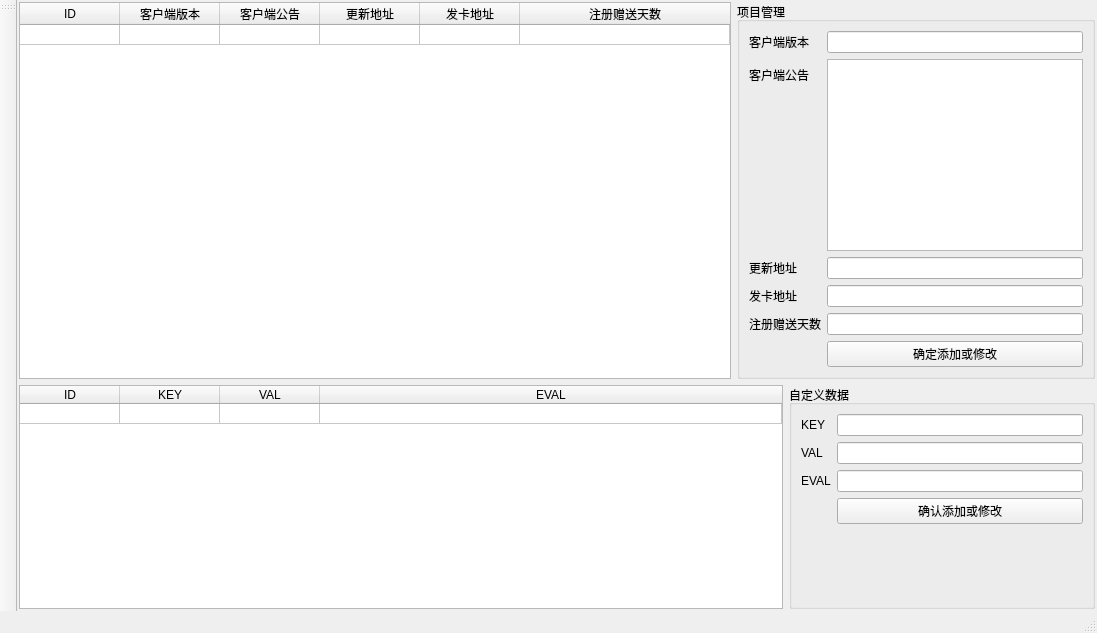
Qt form ui/wnd_server.ui (decenfrontier/PyNetAuth) before a commit.
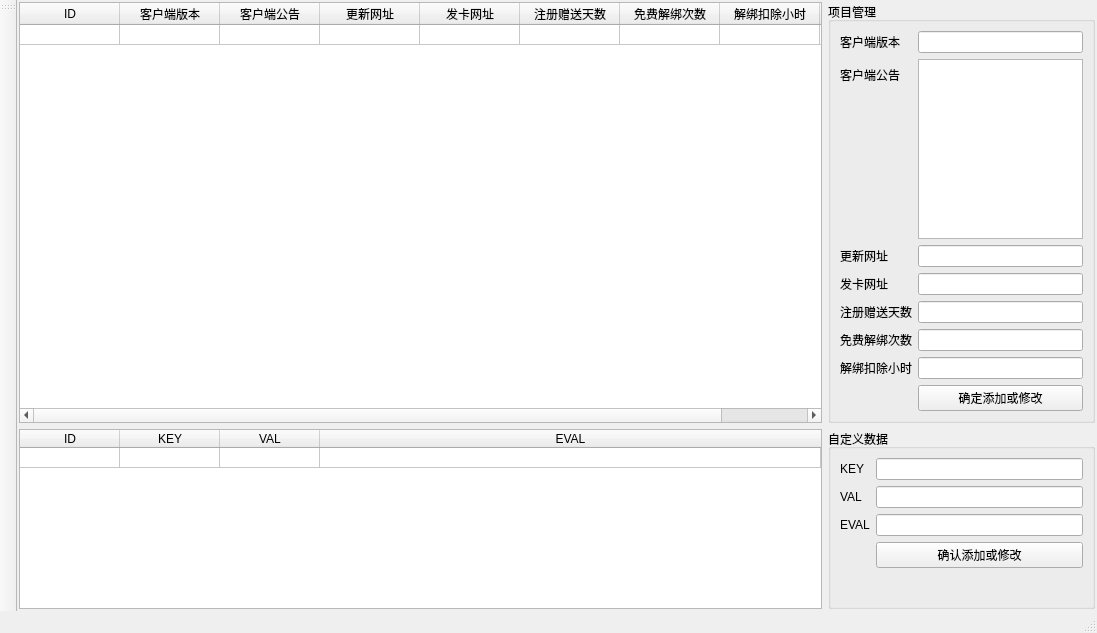
The same form after that commit. The open tabs and pages were chosen to show the change.

What changed in the file:
```diff
--- a/ui/wnd_server.ui
+++ b/ui/wnd_server.ui
@@ -53,7 +53,7 @@
          <number>2</number>
         </property>
         <item>
-         <layout class="QHBoxLayout" name="horizontalLayout" stretch="2,0">
+         <layout class="QHBoxLayout" name="horizontalLayout" stretch="3,1">
           <item>
            <widget class="QTableWidget" name="tbe_proj">
             <attribute name="horizontalHeaderDefaultSectionSize">
@@ -93,12 +93,12 @@
             </column>
             <column>
              <property name="text">
-              <string>更新地址</string>
+              <string>更新网址</string>
              </property>
             </column>
             <column>
              <property name="text">
-              <string>发卡地址</string>
+              <string>发卡网址</string>
              </property>
             </column>
             <column>
@@ -106,6 +106,21 @@
               <string>注册赠送天数</string>
              </property>
             </column>
+            <column>
+             <property name="text">
+              <string>免费解绑次数</string>
+             </property>
+            </column>
+            <column>
+             <property name="text">
+              <string>解绑扣除小时</string>
+             </property>
+            </column>
+            <column>
+             <property name="text">
+              <string>最后修改时间</string>
+             </property>
+            </column>
            </widget>
           </item>
           <item>
@@ -137,7 +152,7 @@
              <item row="2" column="0">
               <widget class="QLabel" name="label_5">
                <property name="text">
-                <string>更新地址</string>
+                <string>更新网址</string>
                </property>
               </widget>
              </item>
@@ -147,7 +162,7 @@
              <item row="3" column="0">
               <widget class="QLabel" name="label_6">
                <property name="text">
-                <string>发卡地址</string>
+                <string>发卡网址</string>
                </property>
               </widget>
              </item>
@@ -164,20 +179,40 @@
              <item row="4" column="1">
               <widget class="QLineEdit" name="edt_proj_reg_gift_day"/>
              </item>
-             <item row="6" column="1">
+             <item row="9" column="1">
               <widget class="QPushButton" name="btn_proj_confirm">
                <property name="text">
                 <string>确定添加或修改</string>
                </property>
               </widget>
              </item>
+             <item row="6" column="1">
+              <widget class="QLineEdit" name="edt_proj_free_unbind_count"/>
+             </item>
+             <item row="6" column="0">
+              <widget class="QLabel" name="label_11">
+               <property name="text">
+                <string>免费解绑次数</string>
+               </property>
+              </widget>
+             </item>
+             <item row="8" column="1">
+              <widget class="QLineEdit" name="edt_proj_unbind_sub_hour"/>
+             </item>
+             <item row="8" column="0">
+              <widget class="QLabel" name="label_12">
+               <property name="text">
+                <string>解绑扣除小时</string>
+               </property>
+              </widget>
+             </item>
             </layout>
            </widget>
           </item>
          </layout>
         </item>
         <item>
-         <layout class="QHBoxLayout" name="horizontalLayout_4" stretch="5,2">
+         <layout class="QHBoxLayout" name="horizontalLayout_4" stretch="3,1">
           <property name="spacing">
            <number>6</number>
           </property>
```
Left out of the diff: 2 changed lines with no effect on the pictures.
